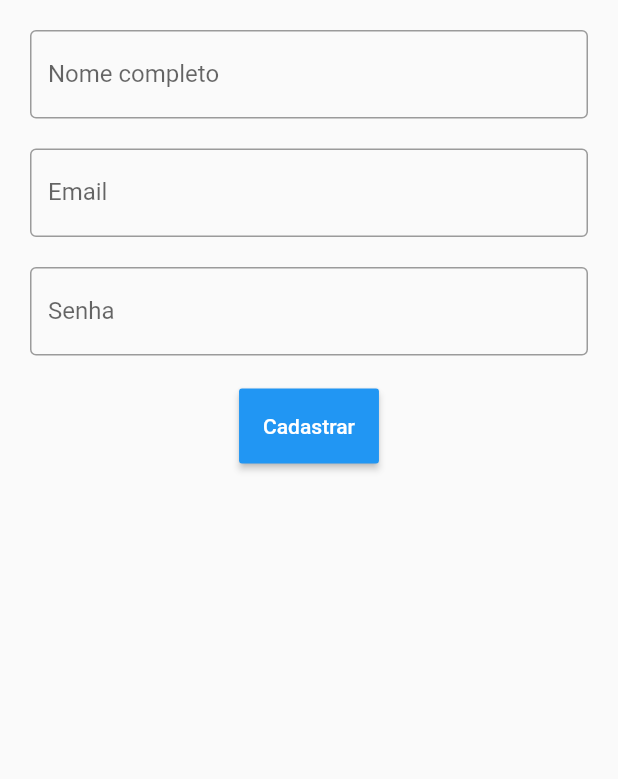
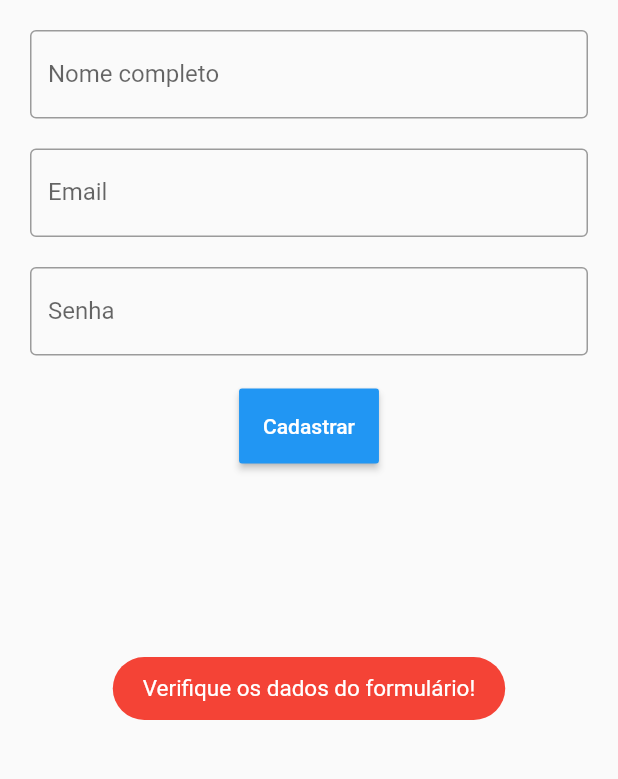
Before and after one commit to luizdebem/ponto-seguro-mobile, a Flutter app: the SignupScreen screen opened by its route, after a tap on "Cadastrar", on a phone screen of 412 x 824 dp, the part 420-1199 px from its top. Run offline on Flutter 3.47's test engine with Material 2 defaults, Android fonts, the phone set to English and light mode, and no system bars; drawn by our look-alikes of flutter_form_builder; our stand-ins replace flutter_map, latlong, toast.

Commit message:
FormBuilder validators (signup and login)

```diff
--- a/lib/screens/Signup/SignupScreen.dart
+++ b/lib/screens/Signup/SignupScreen.dart
@@ -1,6 +1,7 @@
 import 'dart:convert';
 
 import 'package:flutter/material.dart';
+import 'package:flutter_form_builder/flutter_form_builder.dart';
 import 'package:http/http.dart' as http;
 import 'package:ponto_seguro/models/User.dart';
 import 'package:ponto_seguro/screens/Map/MapScreen.dart';
@@ -14,6 +15,8 @@ class SignupScreen extends StatelessWidget {
   final TextEditingController emailController = TextEditingController();
   final TextEditingController passwordController = TextEditingController();
 
+  final _formKey = GlobalKey<FormBuilderState>();
+
   @override
   Widget build(BuildContext context) {
     return Scaffold(
@@ -22,6 +25,9 @@ class SignupScreen extends StatelessWidget {
           child: Padding(
             padding: EdgeInsets.all(10),
             child: SingleChildScrollView(
+              child: FormBuilder(
+                key: _formKey,
+                autovalidateMode: AutovalidateMode.onUserInteraction,
                 child: Column(
                   children: [
                     Container(
@@ -38,8 +44,12 @@ class SignupScreen extends StatelessWidget {
                     ),
                     Container(
                       padding: EdgeInsets.all(10),
-                    child: TextField(
+                      child: FormBuilderTextField(
+                        name: 'fullName',
                         controller: nameController,
+                        validator: FormBuilderValidators.compose(
+                          [FormBuilderValidators.required(context)],
+                        ),
                         keyboardType: TextInputType.name,
                         decoration: InputDecoration(
                           border: OutlineInputBorder(),
@@ -49,8 +59,15 @@ class SignupScreen extends StatelessWidget {
                     ),
                     Container(
                       padding: EdgeInsets.all(10),
-                    child: TextField(
+                      child: FormBuilderTextField(
+                        name: 'email',
                         controller: emailController,
+                        validator: FormBuilderValidators.compose(
+                          [
+                            FormBuilderValidators.required(context),
+                            FormBuilderValidators.email(context),
+                          ],
+                        ),
                         keyboardType: TextInputType.emailAddress,
                         decoration: InputDecoration(
                           border: OutlineInputBorder(),
@@ -60,9 +77,16 @@ class SignupScreen extends StatelessWidget {
                     ),
                     Container(
                       padding: EdgeInsets.fromLTRB(10, 10, 10, 0),
-                    child: TextField(
+                      child: FormBuilderTextField(
+                        name: 'password',
                         obscureText: true,
                         controller: passwordController,
+                        validator: FormBuilderValidators.compose(
+                          [
+                            FormBuilderValidators.required(context),
+                            FormBuilderValidators.minLength(context, 8),
+                          ],
+                        ),
                         decoration: InputDecoration(
                           border: OutlineInputBorder(),
                           labelText: 'Senha',
@@ -80,6 +104,8 @@ class SignupScreen extends StatelessWidget {
                         color: Colors.blue,
                         child: Text('Cadastrar'),
                         onPressed: () async {
+                          _formKey.currentState.save();
+                          if (_formKey.currentState.validate()) {
                             User user = new User(
                               fullName: '${nameController.text}',
                               email: '${emailController.text}',
@@ -116,6 +142,16 @@ class SignupScreen extends StatelessWidget {
                               backgroundColor: Colors.red,
                               textColor: Colors.white,
                             );
+                          } else {
+                            return Toast.show(
+                              "Verifique os dados do formulário!",
+                              context,
+                              duration: Toast.LENGTH_LONG,
+                              gravity: Toast.BOTTOM,
+                              backgroundColor: Colors.red,
+                              textColor: Colors.white,
+                            );
+                          }
                         },
                       ),
                     ),
@@ -125,6 +161,7 @@ class SignupScreen extends StatelessWidget {
             ),
           ),
         ),
+      ),
     );
   }
 }
--- a/pubspec.yaml
+++ b/pubspec.yaml
@@ -17,6 +17,8 @@ dependencies:
   http: ^0.13.3
 
   toast: ^0.1.5
+
+  flutter_form_builder: ^6.0.0
 
 dev_dependencies:
   flutter_test:
```
Also changed, not shown: lib/screens/Login/LoginScreen.dart (+35 -2 lines), pubspec.lock. Lines whose indentation alone changed are shown as unchanged.
